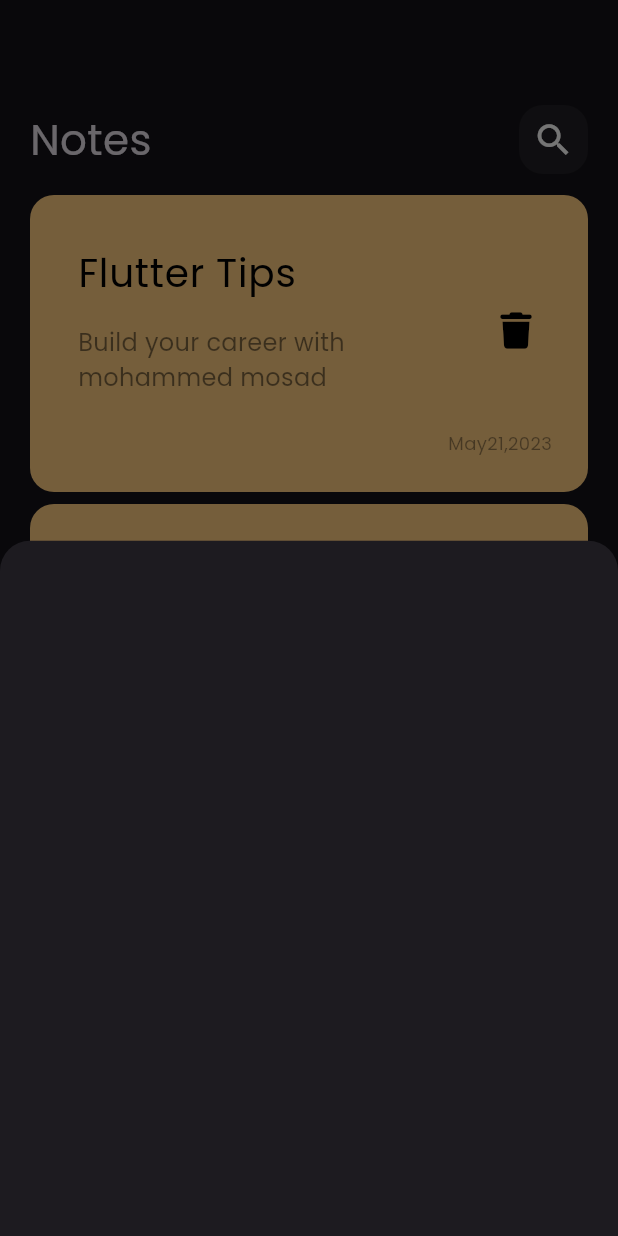
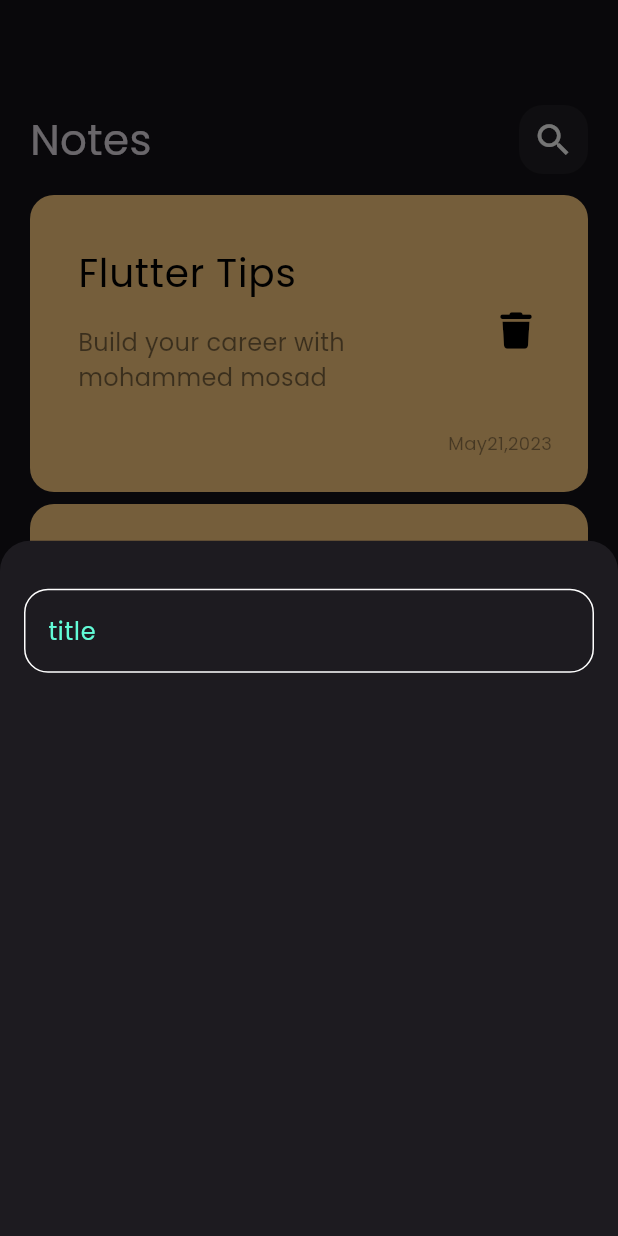
Before and after one commit to Eng-Mosad-99/notes_app, a Flutter app: the screen it shows after launch, after a tap on the "add" icon, on a phone screen of 412 x 824 dp. Run offline on Flutter 3.47's test engine with Material 3 defaults, Android fonts, the light colour scheme and no system bars; our stand-ins replace font_awesome_flutter.

Commit message:
create custom text field

```diff
--- /dev/null
+++ b/lib/constants.dart
@@ -0,0 +1,3 @@
+import 'package:flutter/material.dart';
+
+const kprimaryColor = Color(0xff62fcd7);
--- a/lib/views/notes_view.dart
+++ b/lib/views/notes_view.dart
@@ -1,4 +1,5 @@
 import 'package:flutter/material.dart';
+import 'package:notes_app/constants.dart';
 import 'package:notes_app/widgets/add_note_buttom_sheet.dart';
 import 'package:notes_app/widgets/notes_view_body.dart';
 
@@ -9,7 +10,7 @@ class NotesView extends StatelessWidget {
   Widget build(BuildContext context) {
     return Scaffold(
       floatingActionButton: FloatingActionButton(
-        backgroundColor: const Color.fromARGB(255, 23, 228, 221),
+        backgroundColor: kprimaryColor,
         shape: RoundedRectangleBorder(
           borderRadius: BorderRadius.circular(
             100,
--- a/lib/widgets/add_note_buttom_sheet.dart
+++ b/lib/widgets/add_note_buttom_sheet.dart
@@ -1,10 +1,23 @@
 import 'package:flutter/material.dart';
+import 'package:notes_app/widgets/custom_text_field.dart';
 
 class AddNoteButtomSheet extends StatelessWidget {
   const AddNoteButtomSheet({super.key});
 
   @override
   Widget build(BuildContext context) {
-    return Container();
+    return const Padding(
+      padding:  EdgeInsets.symmetric(
+        horizontal: 16,
+      ),
+      child: Column(
+        children: [
+          SizedBox(
+            height: 32,
+          ),
+          CustomTextField(),
+        ],
+      ),
+    );
   }
 }
--- /dev/null
+++ b/lib/widgets/custom_text_field.dart
@@ -0,0 +1,33 @@
+import 'package:flutter/material.dart';
+import 'package:notes_app/constants.dart';
+
+class CustomTextField extends StatelessWidget {
+  const CustomTextField({super.key});
+
+  @override
+  Widget build(BuildContext context) {
+    return TextField(
+      cursorColor: kprimaryColor,
+      decoration: InputDecoration(
+        hintText: 'title',
+        hintStyle: const TextStyle(
+          color: kprimaryColor,
+        ),
+        border: buildBorder(),
+        enabledBorder: buildBorder(),
+        focusedBorder: buildBorder(kprimaryColor),
+      ),
+    );
+  }
+
+  OutlineInputBorder buildBorder([color]) {
+    return OutlineInputBorder(
+      borderRadius: BorderRadius.circular(
+        16,
+      ),
+      borderSide: BorderSide(
+        color: color ?? Colors.white,
+      ),
+    );
+  }
+}
```
